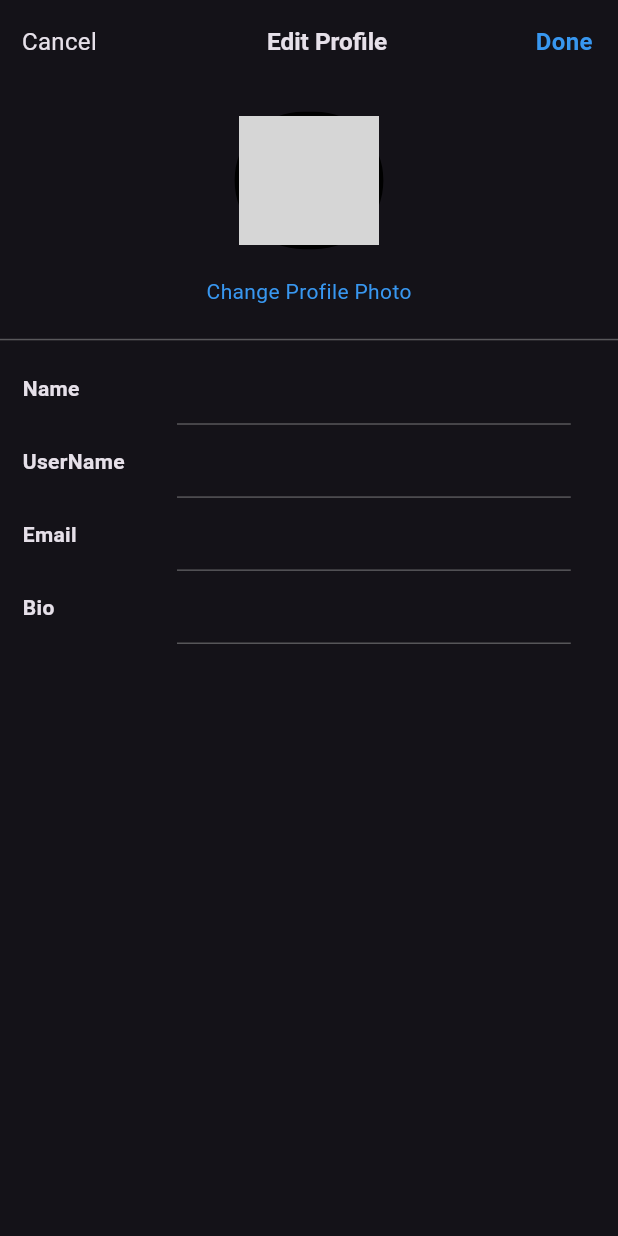
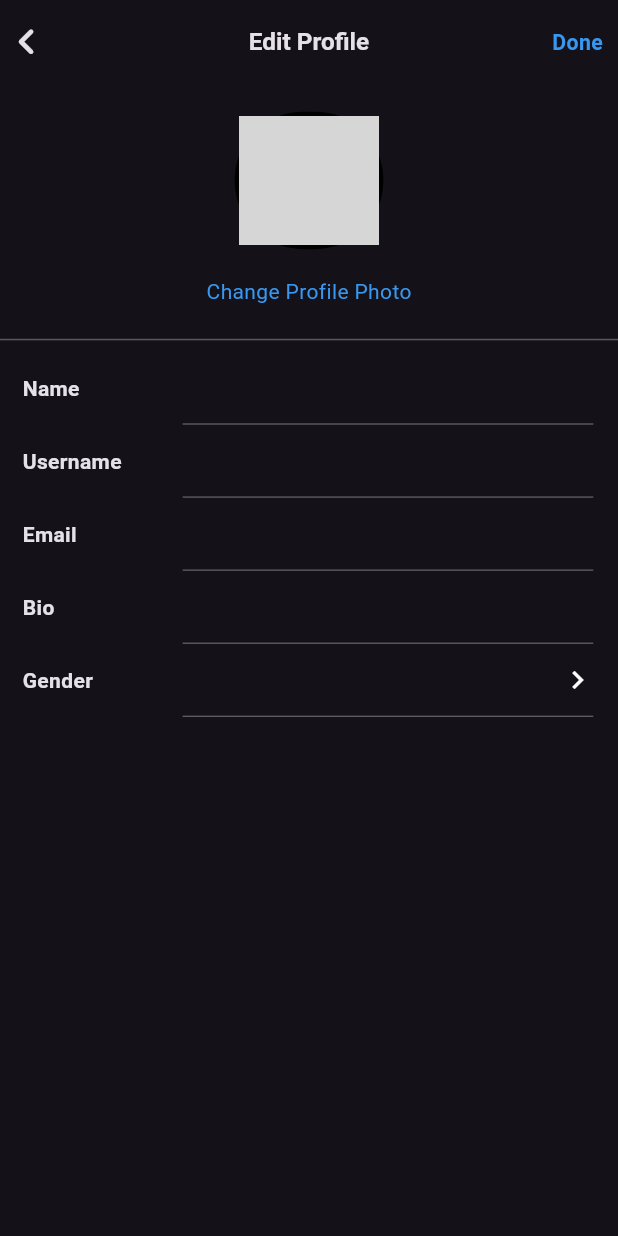
Before and after one commit to BinhTran68/social_mobile-app, a Flutter app: the EditProfilePage screen opened directly with empty values, on a phone screen of 412 x 824 dp. Run offline on Flutter 3.47's test engine with Material 3 defaults, Android fonts, the phone set to English and light mode, and no system bars; our stand-ins replace bloc, carousel_slider, cloud_firestore, equatable, firebase_auth, firebase_core and 9 more; missing offline and left inert: dart:ffi; accounts and stored records are empty; network calls fail; grey boxes are pictures that could not be loaded.

Commit message:
build update user info field

```diff
--- a/lib/consts.dart
+++ b/lib/consts.dart
@@ -6,6 +6,8 @@ const blueColor = Color.fromRGBO(0, 149, 246, 1);
 const primaryColor = Colors.white;
 const secondaryColor = Colors.grey;
 const darkGreyColor =  Color.fromRGBO(97, 97, 97, 1);
+Color fadedText = Colors.grey.withOpacity(0.6);
+
 
 Widget sizeVer(double height) {
   return SizedBox(height: height,);
@@ -21,6 +23,11 @@ const double paddingHor = 15;
 const double paddingVer = 15;
 
 
+// text
+
+const textFontSize = 14;
+const titleFontSize = 16;
+
 class PageConst {
   static const String editProfilePage = "editProfilePage";
   static const String updatePostPage = "updatePostPage";
@@ -33,6 +40,8 @@ class PageConst {
   static const String singleUserProfilePage = "singleUserProfilePage";
   static const String followingPage = "followingPage";
   static const String followersPage = "followersPage";
+  static const String updateFieldUserInfo = "updateFieldUserInfo";
+
 }
 
 // giá trị collection ở firebase
--- a/lib/data/datasources/remote_data_sources/user/user_remote_data.dart
+++ b/lib/data/datasources/remote_data_sources/user/user_remote_data.dart
@@ -22,6 +22,6 @@ abstract class UserRemoteData {
   Future<void> updateUser(UserEntity user);
   Future<void> followUnFollowUser(UserEntity user);
 
-   Future<ObjectResponse> updateUserAvatar(File file, String fileName, uid);
+  Future<ObjectResponse> updateUserAvatar(File file, String fileName, uid);
 
 }
--- a/lib/domain/entities/user/user_entity.dart
+++ b/lib/domain/entities/user/user_entity.dart
@@ -56,4 +56,42 @@ class UserEntity extends Equatable {
         totalPosts,
         imageFile
       ];
+
+  UserEntity copyWith({
+    String? uid,
+    String? username,
+    String? name,
+    String? bio,
+    String? website,
+    String? email,
+    String? profileUrl,
+    List? followers,
+    List? following,
+    num? totalFollowers,
+    num? totalFollowing,
+    num? totalPosts,
+    File? imageFile,
+    String? password,
+    String? otherUid,
+  }) {
+    return UserEntity(
+      uid: uid ?? this.uid,
+      username: username ?? this.username,
+      name: name ?? this.name,
+      bio: bio ?? this.bio,
+      website: website ?? this.website,
+      email: email ?? this.email,
+      profileUrl: profileUrl ?? this.profileUrl,
+      followers: followers ?? this.followers,
+      following: following ?? this.following,
+      totalFollowers: totalFollowers ?? this.totalFollowers,
+      totalFollowing: totalFollowing ?? this.totalFollowing,
+      totalPosts: totalPosts ?? this.totalPosts,
+      imageFile: imageFile ?? this.imageFile,
+      password: password ?? this.password,
+      otherUid: otherUid ?? this.otherUid,
+    );
+  }
+
+
 }
--- a/lib/presentation/cubit/user/user_cubit.dart
+++ b/lib/presentation/cubit/user/user_cubit.dart
@@ -56,11 +56,12 @@ class UserCubit extends Cubit<UserState> {
   }
 
 
-
-
   Future<void> updateUser({required UserEntity user}) async {
     try {
+      emit(UserLoading());
       await updateUserUseCase.call(user);
+      getUsers(user: user);
+      emit(UserPopContext());
     } on SocketException catch (_) {
       emit(UserFailure());
     } catch (_) {
--- a/lib/presentation/cubit/user/user_state.dart
+++ b/lib/presentation/cubit/user/user_state.dart
@@ -21,6 +21,20 @@ final class UserSuccess extends UserState {
   List<Object> get props => [];
 }
 
+final class UserPopContext extends UserState {
+  @override
+  List<Object> get props => [];
+}
+
+final class UserUpdateSuccess extends UserState {
+  UserEntity currentUser;
+  UserUpdateSuccess({
+    required this.currentUser,
+  });
+  @override
+  List<Object> get props => [];
+}
+
 
 class UserLoaded extends UserState {
   final List<UserEntity> users;
@@ -40,11 +54,13 @@ class UserLoaded extends UserState {
 
 class UserFailure extends UserState {
   Status? status;
+  String? message;
 
    UserFailure({
-    this.status =  Status.noStatus
+    this.status =  Status.noStatus,
+     this.message = ""
   });
 
   @override
-  List<Object> get props => [status!];
+  List<Object> get props => [status!, message!];
 }
--- a/lib/presentation/pages/profile/edit_profile/edit_profile_page.dart
+++ b/lib/presentation/pages/profile/edit_profile_page/edit_profile_page.dart
@@ -10,74 +10,113 @@ import 'package:instagram_app/app/theme/theme_state.dart';
 import 'package:instagram_app/consts.dart';
 import 'package:instagram_app/domain/entities/user/user_entity.dart';
 import 'package:instagram_app/presentation/cubit/user/user_cubit.dart';
-import 'package:instagram_app/presentation/pages/profile/edit_profile/widgets/app_bar.dart';
-import 'package:instagram_app/presentation/pages/profile/edit_profile/widgets/change_profile_photo_modal.dart';
+import 'package:instagram_app/presentation/pages/profile/edit_profile_page/widgets/app_bar.dart';
+import 'package:instagram_app/presentation/pages/profile/edit_profile_page/widgets/change_profile_photo_modal.dart';
 import 'package:instagram_app/presentation/widgets/app_text_widget.dart';
 import 'package:instagram_app/presentation/widgets/circular_image_widget.dart';
 import 'package:instagram_app/presentation/widgets/detailInfoItemWidget.dart';
 import 'package:instagram_app/presentation/widgets/icon_widget/overlay_loading.dart';
 import 'package:instagram_app/presentation/widgets/popup_bottom.dart';
 
-
-
 class EditProfilePage extends StatelessWidget {
   final UserEntity userEntity;
   const EditProfilePage({super.key, required this.userEntity});
+
 
   @override
   Widget build(BuildContext context) {
     String? currentImagePath = userEntity.profileUrl;
     bool? isPreview = false;
 
-    List<Widget> userProfileInfoList() => [
-      detailInfoItemWidget(
-          value: userEntity.name,
-          fieldName: "Name",
-          handleOnTap: () {}),
-      detailInfoItemWidget(
-          value: userEntity.username,
-          fieldName: "UserName",
-          handleOnTap: () {}),
-      detailInfoItemWidget(
-          value: userEntity.email,
-          fieldName: "Email",
-          handleOnTap: () {}),
-      detailInfoItemWidget(
-          value: userEntity.bio,
-          fieldName: "Bio",
-          handleOnTap: () {}),
-    ];
 
     return BlocConsumer<UserCubit, UserState>(
       listener: (context, userState) {
         if (userState is UserSuccess) {
           Navigator.pop(context);
         }
-        if(userState is UserFailure) {
-          toast("");
+        if (userState is UserFailure) {
+            toast(userState.message.toString());
         }
-
+        if(userState is UserPopContext) {
+          Navigator.pop(context);
+        }
       },
       builder: (context, userState) {
-        final avatarFile = (userState is UserLoaded)
-            ? userState.avatarFile
-            : null;
+        UserEntity currentUser = userEntity;
+        final avatarFile =
+            (userState is UserLoaded) ? userState.avatarFile : null;
 
-        if(userState is UserLoaded) {
-            if(userState.currentImagePath != null) {
+        if (userState is UserLoaded) {
+          if (userState.currentImagePath != null) {
             currentImagePath = userState.currentImagePath;
             isPreview = userState.isPreview;
           }
+          if(userState.users.isNotEmpty) {
+            currentUser = userState.users.first;
+          }
         }
 
+
         final blocAction = BlocProvider.of<UserCubit>(context);
+        List<Widget> userProfileInfoList() {
+          return [
+            detailInfoItemWidget(
+                value: currentUser.name,
+                fieldName: "Name",
+                handleOnTap: () {
+                  handleRouteToEdit(
+                      context: context,
+                      fieldTitle: "Name",
+                      value: currentUser.name ?? "",
+                      currentUser: currentUser);
+                }),
+            detailInfoItemWidget(
+                value: currentUser.username,
+                fieldName: "Username",
+                handleOnTap: () {
+                  handleRouteToEdit(
+                      context: context,
+                      fieldTitle: "Username",
+                      value: currentUser.username ?? "",
+                      currentUser: currentUser);
+                }),
+            detailInfoItemWidget(
+                value: userEntity.email,
+                fieldName: "Email",
+                handleOnTap: () {
+                  handleRouteToEdit(
+                      context: context,
+                      fieldTitle: "Email",
+                      value: currentUser.email ?? "", currentUser: currentUser);
+                }),
+            detailInfoItemWidget(
+                value: currentUser.bio,
+                fieldName: "Bio",
+                handleOnTap: () {
+                  handleRouteToEdit(
+                      context: context,
+                      fieldTitle: "Bio",
+                      value: currentUser.bio ?? "", currentUser: currentUser);
+                }),
+            // detailInfoItemWidget(
+            //     value: currentUser.bio,
+            //     fieldName: "Links",
+            //     handleOnTap: () {}),
+            detailInfoItemWidget(
+                value: currentUser.bio,
+                isNavigator: true,
+                fieldName: "Gender",
+                handleOnTap: () {}),
+          ];
+        }
 
         return Stack(
           children: [
             Scaffold(
               appBar: appBarEditProfilePage(context, handleOnSave: () {
                 if (avatarFile != null) {
-                  blocAction.updateUserAvatar(file: avatarFile, uid: userEntity.uid!);
+                  blocAction.updateUserAvatar(
+                      file: avatarFile, uid: currentUser.uid!);
                 } else {
                   Navigator.pop(context);
                 }
@@ -143,4 +182,21 @@ class EditProfilePage extends StatelessWidget {
       },
     );
   }
+
+  void handleRouteToEdit(
+      {required BuildContext context,
+      required String fieldTitle,
+      required String value,
+      String? titleNote,
+      required UserEntity currentUser
+      }) {
+    Map<String, dynamic> mapArguments = {
+      "userEntity": currentUser,
+      "fieldTitle": fieldTitle,
+      "value": value,
+      "titleNote": titleNote,
+    };
+    Navigator.pushNamed(context, PageConst.updateFieldUserInfo,
+        arguments: mapArguments);
   }
+}
--- a/lib/presentation/pages/profile/edit_profile/widgets/app_bar.dart
+++ b/lib/presentation/pages/profile/edit_profile_page/widgets/app_bar.dart
@@ -2,43 +2,41 @@ import 'package:flutter/material.dart';
 import 'package:flutter_screenutil/flutter_screenutil.dart';
 import 'package:instagram_app/app/theme/theme_manager.dart';
 import 'package:instagram_app/app/theme/theme_state.dart';
+import 'package:instagram_app/consts.dart';
 import 'package:instagram_app/presentation/widgets/app_text_widget.dart';
 
 
 AppBar appBarEditProfilePage(BuildContext context, {
-  required VoidCallback handleOnSave
+  required VoidCallback handleOnSave,
+  String? title
 }) {
   final theme = ThemeManager().themeData;
   return AppBar(
-    leadingWidth: 72.w,
+    centerTitle: true,
     leading:   SizedBox(
       height: 21,
-      child: Center(
+      child: Container(
+        alignment: Alignment.centerLeft,
         child: InkWell(
           onTap: () => Navigator.pop(context),
-          child: appTextWidget(text: "Cancel",
-              fontWeight: FontWeight.normal,
-              fontSize: 16,
-              color: theme?.hintColor
-          ),
+          child: const Icon(Icons.navigate_before_rounded, size: 35,),
         ),
       ),
     ),
-    title: Center(
-      child: appTextWidget(
-          fontSize: 16.sp,
-          text: "Edit Profile"
-      ),
+    title: appTextWidget(
+        fontSize: 16.sp,
+        text: title ?? "Edit Profile"
     ),
     actions: [
       Center(
-        child: InkWell(
+        child: GestureDetector(
           onTap: handleOnSave,
           child: Container(
+            alignment: Alignment.centerRight,
+            padding: const EdgeInsets.only(right: 10),
             width: 50.w,
-            padding: EdgeInsets.only(right: 13.w),
             child: appTextWidget(text: "Done",
-                fontSize: 16,
+                fontSize: textFontSize.sp,
                 color: ThemeState.secondPrimaryColor),
           ),
         ),
--- a/lib/presentation/pages/profile/edit_profile/widgets/change_profile_photo_modal.dart
+++ b/lib/presentation/pages/profile/edit_profile_page/widgets/change_profile_photo_modal.dart
@@ -4,7 +4,7 @@ import 'package:flutter_screenutil/flutter_screenutil.dart';
 import 'package:image_picker/image_picker.dart';
 import 'package:instagram_app/app/theme/theme_manager.dart';
 import 'package:instagram_app/consts.dart';
-import 'package:instagram_app/presentation/pages/profile/edit_profile/widgets/change_profile_photo_modal_item.dart';
+import 'package:instagram_app/presentation/pages/profile/edit_profile_page/widgets/change_profile_photo_modal_item.dart';
 import 'package:instagram_app/presentation/widgets/app_text_widget.dart';
 
 class ChangeProfilePhotoModal extends StatefulWidget {
--- a/lib/presentation/widgets/detailInfoItemWidget.dart
+++ b/lib/presentation/widgets/detailInfoItemWidget.dart
@@ -1,3 +1,4 @@
+import 'package:flutter/cupertino.dart';
 import 'package:flutter/foundation.dart';
 import 'package:flutter/material.dart';
 import 'package:instagram_app/app/theme/theme_manager.dart';
@@ -8,7 +9,9 @@ import 'package:instagram_app/presentation/widgets/app_text_widget.dart';
 Widget detailInfoItemWidget(
     {required String? value,
     required String fieldName,
-    required VoidCallback handleOnTap}) {
+    required VoidCallback handleOnTap,
+    bool isNavigator = false,
+    }) {
   final theme = ThemeManager().themeData;
   return InkWell(
     onTap: handleOnTap,
@@ -16,7 +19,7 @@ Widget detailInfoItemWidget(
       width: double.infinity,
       height: 48.h,
       child:  Padding(
-        padding:  const EdgeInsets.symmetric(horizontal: paddingHor),
+        padding:  const EdgeInsets.only(left: paddingHor),
         child: Row(
           children: [
             Expanded(
@@ -26,11 +29,14 @@ Widget detailInfoItemWidget(
             const SizedBox(width: 10),
             Expanded(
               flex: 3,
-              child: Container(
+              child: Stack(
+                children: [
+                  Container(
                     height: double.maxFinite,
                     margin: EdgeInsets.only(right: 15.w),
                     alignment: Alignment.centerLeft,
                     decoration: BoxDecoration(
+
                         border: Border(
                             bottom: BorderSide(
                                 width: 0.8, color: secondaryColor.withOpacity(0.6)))),
@@ -40,6 +46,14 @@ Widget detailInfoItemWidget(
                             ? theme?.hintColor
                             : secondaryColor.withOpacity(0.5)),
                   ),
+                  isNavigator ?  const Align(
+                      alignment: Alignment.centerRight,
+                      child: Padding(
+                        padding: EdgeInsets.only(right: paddingHor),
+                        child: Icon(Icons.navigate_next_sharp),
+                      )) : const SizedBox.shrink()
+                ],
+              ),
             )
           ],
         ),
```
Also changed, not shown: lib/on_generate_route.dart (+23 -1 lines), lib/presentation/pages/profile/edit_user_field_page/edit_user_info_field.dart (added, +117 -0 lines), lib/presentation/widgets/text_form_with_sunffix_action_widget.dart (added, +93 -0 lines), lib/presentation/pages/profile/edit_profile_page/widgets/change_profile_photo_modal_item.dart (renamed from lib/presentation/pages/profile/edit_profile/widgets/change_profile_photo_modal_item.dart). Lines whose indentation alone changed are shown as unchanged.
